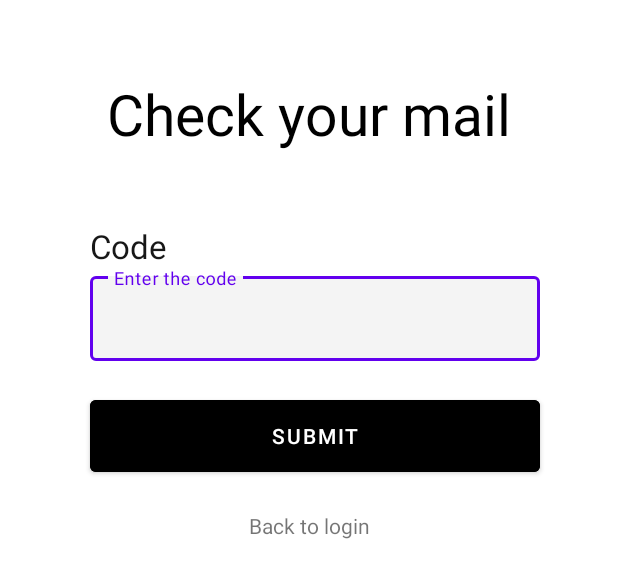
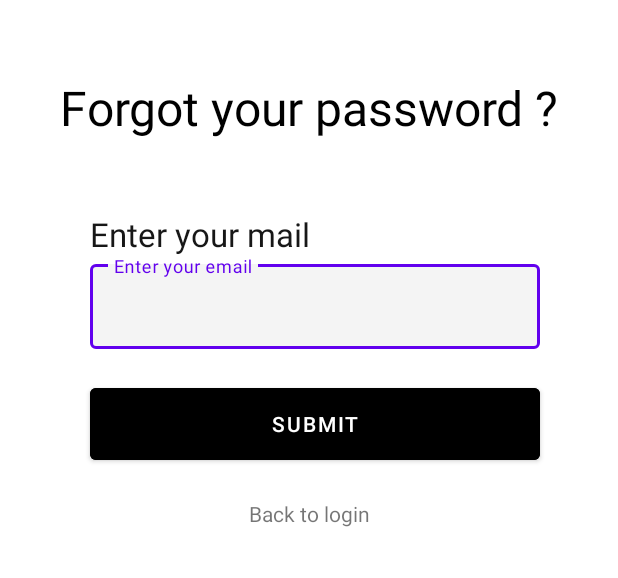
Before and after one commit to syysy/fastype, an Android app: the layout forgotyourpassword.xml on its own in the app's theme, with its tools: preview values and no code run, on a phone screen of 412 x 824 dp. Shown: the top 578 px of the screen. Run offline under Robolectric (Android 15) with nearby library versions, the phone set to English and light mode, and no system bars.

Commit message:
Double Authentification and Password Change

```diff
--- a/app/src/main/AndroidManifest.xml
+++ b/app/src/main/AndroidManifest.xml
@@ -27,6 +27,12 @@
         <activity android:name=".SignUpActivity"
             android:exported="false">
         </activity>
+
+        <activity android:name=".ForgotPasswordActivity"
+            android:exported="false">
+        </activity>
+
+
     </application>
 
 </manifest>
--- a/app/src/main/java/com/example/myapplication/Fragments/ForgotpasswordFragment.kt
+++ /dev/null
@@ -1,20 +0,0 @@
-package com.example.myapplication.Fragments
-
-import android.annotation.SuppressLint
-import android.os.Bundle
-import android.view.LayoutInflater
-import android.view.View
-import android.view.ViewGroup
-import androidx.fragment.app.Fragment
-import com.example.myapplication.R
-import java.io.File
-import java.util.*
-import kotlin.random.Random
-
-class ForgotpasswordFragment: Fragment(){
-
-    override fun onCreateView(inflater: LayoutInflater, container: ViewGroup?, savedInstanceState: Bundle?): View? {
-        return inflater.inflate(R.layout.forgotpassword, container,false)
-    }
-
-}
--- a/app/src/main/java/com/example/myapplication/SignUpActivity.kt
+++ b/app/src/main/java/com/example/myapplication/SignUpActivity.kt
@@ -66,6 +66,7 @@ class SignUpActivity : AppCompatActivity() {
                     firebaseAuth.createUserWithEmailAndPassword(email,password).addOnCompleteListener {
                         if (it.isSuccessful){
                             queue.add(jsonRequest) // Envoie de la requête https
+                            firebaseAuth.currentUser!!.sendEmailVerification()
                             val intent = Intent(this,SignInActivity::class.java)
                             startActivity(intent)
                         }else{
@@ -80,8 +81,6 @@ class SignUpActivity : AppCompatActivity() {
             }else{
                 Toast.makeText(this,"Empty fields are not allowed",Toast.LENGTH_SHORT).show()
             }
-
-
         }
     }
 }
--- a/app/src/main/res/layout/forgotpassword.xml
+++ b/app/src/main/res/layout/forgotyourpassword.xml
@@ -1,50 +1,53 @@
 <?xml version="1.0" encoding="utf-8"?>
 <androidx.constraintlayout.widget.ConstraintLayout xmlns:android="http://schemas.android.com/apk/res/android"
-    xmlns:app="http://schemas.android.com/apk/res-auto"
     xmlns:tools="http://schemas.android.com/tools"
     android:layout_width="match_parent"
-    android:layout_height="match_parent">
+    xmlns:app="http://schemas.android.com/apk/res-auto"
+    android:layout_height="match_parent"
+    tools:context=".ForgotPasswordActivity"
+    >
 
 
     <TextView
-        android:id="@+id/text_mail"
+        android:id="@+id/text_enterYourEmail"
         android:layout_width="wrap_content"
         android:layout_height="wrap_content"
-        android:text="Check your mail"
+        android:text="Forgot your password ?"
 
         android:layout_marginTop="50dp"
         android:textColor="#000000"
-        android:textSize="38sp"
+        android:textSize="32sp"
         app:layout_constraintEnd_toEndOf="parent"
         app:layout_constraintStart_toStartOf="parent"
-        app:layout_constraintTop_toTopOf="parent" />
+        app:layout_constraintTop_toTopOf="parent"
+        tools:ignore="HardcodedText" />
 
 
     <TextView
-        android:id="@+id/text_code"
+        android:id="@+id/text_email"
         android:layout_width="wrap_content"
         android:layout_height="wrap_content"
 
         android:layout_marginTop="48dp"
         android:layout_marginStart="60dp"
-        android:text="Code"
+        android:text="Enter your mail"
         android:textColor="#171717"
         android:textSize="22sp"
         app:layout_constraintStart_toStartOf="parent"
-        app:layout_constraintTop_toBottomOf="@+id/text_mail" />
+        app:layout_constraintTop_toBottomOf="@+id/text_enterYourEmail" />
 
     <com.google.android.material.textfield.TextInputLayout
-        android:id="@+id/textInputLayout_code"
+        android:id="@+id/textInputLayout_email"
         style="@style/Widget.MaterialComponents.TextInputLayout.OutlinedBox"
         android:layout_width="300dp"
         app:boxBackgroundColor="#F4F4F4"
         android:layout_height="wrap_content"
-        android:hint="Enter the code"
-        app:layout_constraintStart_toStartOf="@+id/text_code"
-        app:layout_constraintTop_toBottomOf="@+id/text_code">
+        android:hint="Enter your email"
+        app:layout_constraintStart_toStartOf="@+id/text_email"
+        app:layout_constraintTop_toBottomOf="@+id/text_email">
 
         <com.google.android.material.textfield.TextInputEditText
-            android:id="@+id/textInput_code"
+            android:id="@+id/textInput_email"
             android:layout_width="match_parent"
             android:layout_height="wrap_content" />
 
@@ -58,8 +61,8 @@
         android:layout_marginTop="20dp"
         android:backgroundTint="@android:color/black"
         android:text="submit"
-        app:layout_constraintStart_toStartOf="@+id/textInputLayout_code"
-        app:layout_constraintTop_toBottomOf="@+id/textInputLayout_code" />
+        app:layout_constraintStart_toStartOf="@+id/textInputLayout_email"
+        app:layout_constraintTop_toBottomOf="@+id/textInputLayout_email" />
 
     <TextView
         android:id="@+id/text_backToLogin"
@@ -68,7 +71,6 @@
         android:text="Back to login"
         android:layout_marginTop="20dp"
 
-        android:onClick="buttonGotoLogin"
         app:layout_constraintEnd_toEndOf="parent"
         app:layout_constraintStart_toStartOf="parent"
         app:layout_constraintTop_toBottomOf="@+id/button_submit" />
```
Also changed, not shown: app/src/main/java/com/example/myapplication/ForgotPasswordActivity.kt (added, +46 -0 lines), app/src/main/java/com/example/myapplication/Fragments/LoginFragment.kt (deleted, +0 -20 lines), app/src/main/java/com/example/myapplication/Fragments/RegisterFragment.kt (deleted, +0 -23 lines), app/src/main/java/com/example/myapplication/MainActivity.kt (+1 -50 lines), app/src/main/java/com/example/myapplication/SignInActivity.kt (+17 -7 lines), app/src/main/java/com/example/myapplication/VerifyEmailActivity.kt (added, +50 -0 lines), app/src/main/res/layout/verifyemail.xml (added, +71 -0 lines).
